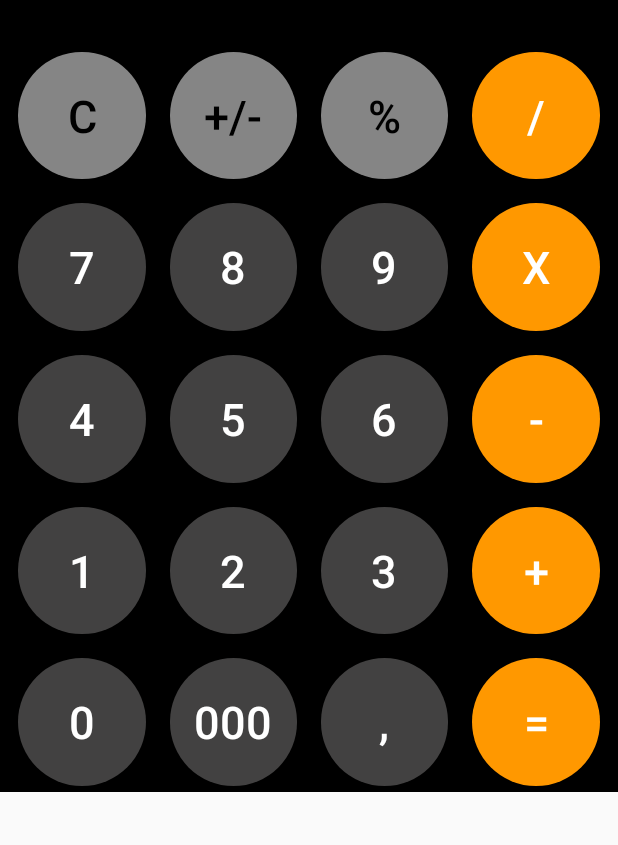
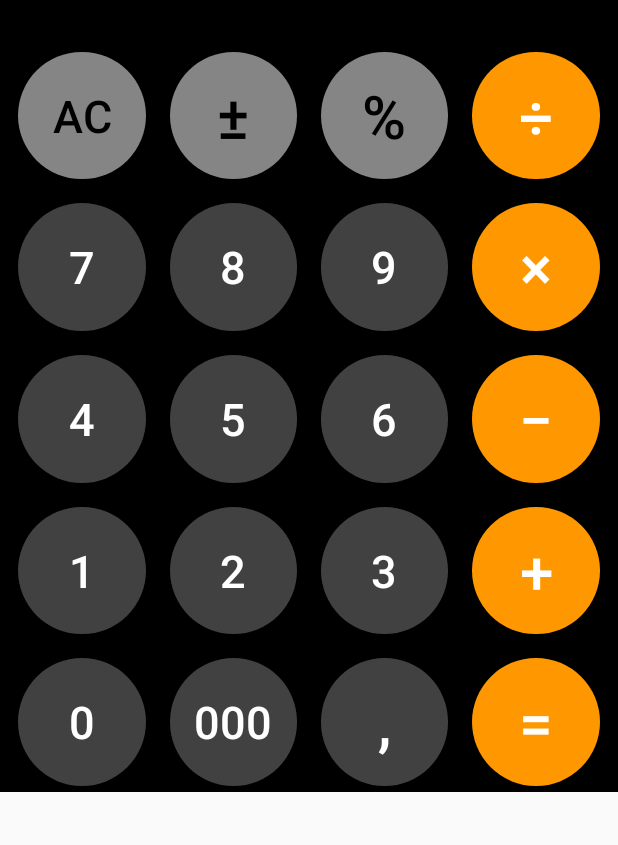
Before and after one commit to ytty555/iCalc, an Android app: the screen it shows after launch (MainActivity), on a phone screen of 412 x 824 dp, the part 62-907 px from its top. Run offline under Robolectric (Android 15) with nearby library versions, the phone set to English and light mode, and no system bars.

Commit message:
right symbols added to buttons

```diff
--- a/app/src/main/res/layout/activity_main.xml
+++ b/app/src/main/res/layout/activity_main.xml
@@ -11,7 +11,7 @@
     <Button
         android:id="@+id/btn_AC"
         style="@style/button.superGray"
-        android:text="C"
+        android:text="@string/operation_AC_C"
         app:layout_constraintEnd_toStartOf="@+id/btn_trigger_plus_minus"
         app:layout_constraintHorizontal_bias="0.5"
         app:layout_constraintStart_toStartOf="parent"
@@ -20,7 +20,8 @@
     <Button
         android:id="@+id/btn_trigger_plus_minus"
         style="@style/button.superGray"
-        android:text="+/-"
+        android:textSize="@dimen/operation_label_size"
+        android:text="@string/operation_plus_minus"
         app:layout_constraintEnd_toStartOf="@+id/btn_percent"
         app:layout_constraintHorizontal_bias="0.5"
         app:layout_constraintStart_toEndOf="@+id/btn_AC"
@@ -29,16 +30,18 @@
     <Button
         android:id="@+id/btn_percent"
         style="@style/button.superGray"
-        android:text="%"
-        app:layout_constraintEnd_toStartOf="@+id/btn_devision"
+        android:textSize="@dimen/operation_label_size"
+        android:text="@string/operation_percent"
+        app:layout_constraintEnd_toStartOf="@+id/btn_division"
         app:layout_constraintHorizontal_bias="0.5"
         app:layout_constraintStart_toEndOf="@+id/btn_trigger_plus_minus"
         app:layout_constraintTop_toTopOf="parent" />
 
     <Button
-        android:id="@+id/btn_devision"
+        android:id="@+id/btn_division"
         style="@style/button.orange"
-        android:text="/"
+        android:textSize="@dimen/operation_label_size"
+        android:text="@string/operation_division"
         app:layout_constraintEnd_toEndOf="parent"
         app:layout_constraintHorizontal_bias="0.5"
         app:layout_constraintStart_toEndOf="@+id/btn_percent"
@@ -48,7 +51,7 @@
     <Button
         android:id="@+id/btn_7"
         style="@style/button.gray"
-        android:text="7"
+        android:text="@string/_7"
         app:layout_constraintEnd_toStartOf="@+id/btn_8"
         app:layout_constraintHorizontal_bias="0.5"
         app:layout_constraintStart_toStartOf="parent"
@@ -57,7 +60,7 @@
     <Button
         android:id="@+id/btn_8"
         style="@style/button.gray"
-        android:text="8"
+        android:text="@string/_8"
         app:layout_constraintEnd_toStartOf="@+id/btn_9"
         app:layout_constraintHorizontal_bias="0.5"
         app:layout_constraintStart_toEndOf="@+id/btn_7"
@@ -66,7 +69,7 @@
     <Button
         android:id="@+id/btn_9"
         style="@style/button.gray"
-        android:text="9"
+        android:text="@string/_9"
         app:layout_constraintEnd_toStartOf="@+id/btn_multiplication"
         app:layout_constraintHorizontal_bias="0.5"
         app:layout_constraintStart_toEndOf="@+id/btn_8"
@@ -75,17 +78,18 @@
     <Button
         android:id="@+id/btn_multiplication"
         style="@style/button.orange"
-        android:text="x"
+        android:textSize="@dimen/operation_label_size"
+        android:text="@string/operation_multiplication"
         app:layout_constraintEnd_toEndOf="parent"
         app:layout_constraintHorizontal_bias="0.5"
         app:layout_constraintStart_toEndOf="@+id/btn_9"
-        app:layout_constraintTop_toBottomOf="@+id/btn_devision" />
+        app:layout_constraintTop_toBottomOf="@+id/btn_division" />
 
 
     <Button
         android:id="@+id/btn_4"
         style="@style/button.gray"
-        android:text="4"
+        android:text="@string/_4"
         app:layout_constraintEnd_toStartOf="@+id/btn_5"
         app:layout_constraintHorizontal_bias="0.5"
         app:layout_constraintStart_toStartOf="parent"
@@ -94,7 +98,7 @@
     <Button
         android:id="@+id/btn_5"
         style="@style/button.gray"
-        android:text="5"
+        android:text="@string/_5"
         app:layout_constraintEnd_toStartOf="@+id/btn_6"
         app:layout_constraintHorizontal_bias="0.5"
         app:layout_constraintStart_toEndOf="@+id/btn_4"
@@ -103,16 +107,17 @@
     <Button
         android:id="@+id/btn_6"
         style="@style/button.gray"
-        android:text="6"
-        app:layout_constraintEnd_toStartOf="@+id/btn_munus"
+        android:text="@string/_6"
+        app:layout_constraintEnd_toStartOf="@+id/btn_minus"
         app:layout_constraintHorizontal_bias="0.5"
         app:layout_constraintStart_toEndOf="@+id/btn_5"
         app:layout_constraintTop_toBottomOf="@+id/btn_9" />
 
     <Button
-        android:id="@+id/btn_munus"
+        android:id="@+id/btn_minus"
         style="@style/button.orange"
-        android:text="-"
+        android:textSize="@dimen/operation_label_size"
+        android:text="@string/operation_minus"
         app:layout_constraintEnd_toEndOf="parent"
         app:layout_constraintHorizontal_bias="0.5"
         app:layout_constraintStart_toEndOf="@+id/btn_6"
@@ -122,7 +127,7 @@
     <Button
         android:id="@+id/btn_1"
         style="@style/button.gray"
-        android:text="1"
+        android:text="@string/_1"
         app:layout_constraintEnd_toStartOf="@+id/btn_2"
         app:layout_constraintHorizontal_bias="0.5"
         app:layout_constraintStart_toStartOf="parent"
@@ -131,7 +136,7 @@
     <Button
         android:id="@+id/btn_2"
         style="@style/button.gray"
-        android:text="2"
+        android:text="@string/_2"
         app:layout_constraintEnd_toStartOf="@+id/btn_3"
         app:layout_constraintHorizontal_bias="0.5"
         app:layout_constraintStart_toEndOf="@+id/btn_1"
@@ -140,7 +145,7 @@
     <Button
         android:id="@+id/btn_3"
         style="@style/button.gray"
-        android:text="3"
+        android:text="@string/_3"
         app:layout_constraintEnd_toStartOf="@+id/btn_plus"
         app:layout_constraintHorizontal_bias="0.5"
         app:layout_constraintStart_toEndOf="@+id/btn_2"
@@ -149,16 +154,17 @@
     <Button
         android:id="@+id/btn_plus"
         style="@style/button.orange"
-        android:text="+"
+        android:textSize="@dimen/operation_label_size"
+        android:text="@string/operation_plus"
         app:layout_constraintEnd_toEndOf="parent"
         app:layout_constraintHorizontal_bias="0.5"
         app:layout_constraintStart_toEndOf="@+id/btn_3"
-        app:layout_constraintTop_toBottomOf="@+id/btn_munus" />
+        app:layout_constraintTop_toBottomOf="@+id/btn_minus" />
 
     <Button
         android:id="@+id/btn_0"
         style="@style/button.gray"
-        android:text="0"
+        android:text="@string/_0"
         app:layout_constraintEnd_toStartOf="@+id/btn_three_zero"
         app:layout_constraintHorizontal_bias="0.5"
         app:layout_constraintStart_toStartOf="parent"
@@ -167,7 +173,7 @@
     <Button
         android:id="@+id/btn_three_zero"
         style="@style/button.gray"
-        android:text="000"
+        android:text="@string/_000"
         app:layout_constraintEnd_toStartOf="@+id/btn_comma"
         app:layout_constraintHorizontal_bias="0.5"
         app:layout_constraintStart_toEndOf="@+id/btn_0"
@@ -176,16 +182,18 @@
     <Button
         android:id="@+id/btn_comma"
         style="@style/button.gray"
-        android:text=","
-        app:layout_constraintEnd_toStartOf="@+id/btn_equel"
+        android:textSize="@dimen/operation_label_size"
+        android:text="@string/operation_comma"
+        app:layout_constraintEnd_toStartOf="@+id/btn_equally"
         app:layout_constraintHorizontal_bias="0.5"
         app:layout_constraintStart_toEndOf="@+id/btn_three_zero"
         app:layout_constraintTop_toBottomOf="@+id/btn_3" />
 
     <Button
-        android:id="@+id/btn_equel"
+        android:id="@+id/btn_equally"
         style="@style/button.orange"
-        android:text="="
+        android:textSize="@dimen/operation_label_size"
+        android:text="@string/operation_equally"
         app:layout_constraintEnd_toEndOf="parent"
         app:layout_constraintHorizontal_bias="0.5"
         app:layout_constraintStart_toEndOf="@+id/btn_comma"
--- /dev/null
+++ b/app/src/main/res/values/dimens.xml
@@ -0,0 +1,4 @@
+<?xml version="1.0" encoding="utf-8"?>
+<resources>
+    <dimen name="operation_label_size">40sp</dimen>
+</resources>
--- a/app/src/main/res/values/strings.xml
+++ b/app/src/main/res/values/strings.xml
@@ -1,3 +1,23 @@
 <resources>
     <string name="app_name">iCalc</string>
+    <string name="operation_AC_C">AC</string>
+    <string name="operation_plus_minus">\u00B1</string>
+    <string name="operation_plus">\u002B</string>
+    <string name="operation_percent">\u0025</string>
+    <string name="operation_division">\u00F7</string>
+    <string name="_7">7</string>
+    <string name="_8">8</string>
+    <string name="_9">9</string>
+    <string name="operation_multiplication">\u00D7</string>
+    <string name="_4">4</string>
+    <string name="_5">5</string>
+    <string name="_6">6</string>
+    <string name="operation_minus">\u2212</string>
+    <string name="_1">1</string>
+    <string name="_2">2</string>
+    <string name="_3">3</string>
+    <string name="_0">0</string>
+    <string name="_000">000</string>
+    <string name="operation_comma">,</string>
+    <string name="operation_equally">=</string>
 </resources>
```
